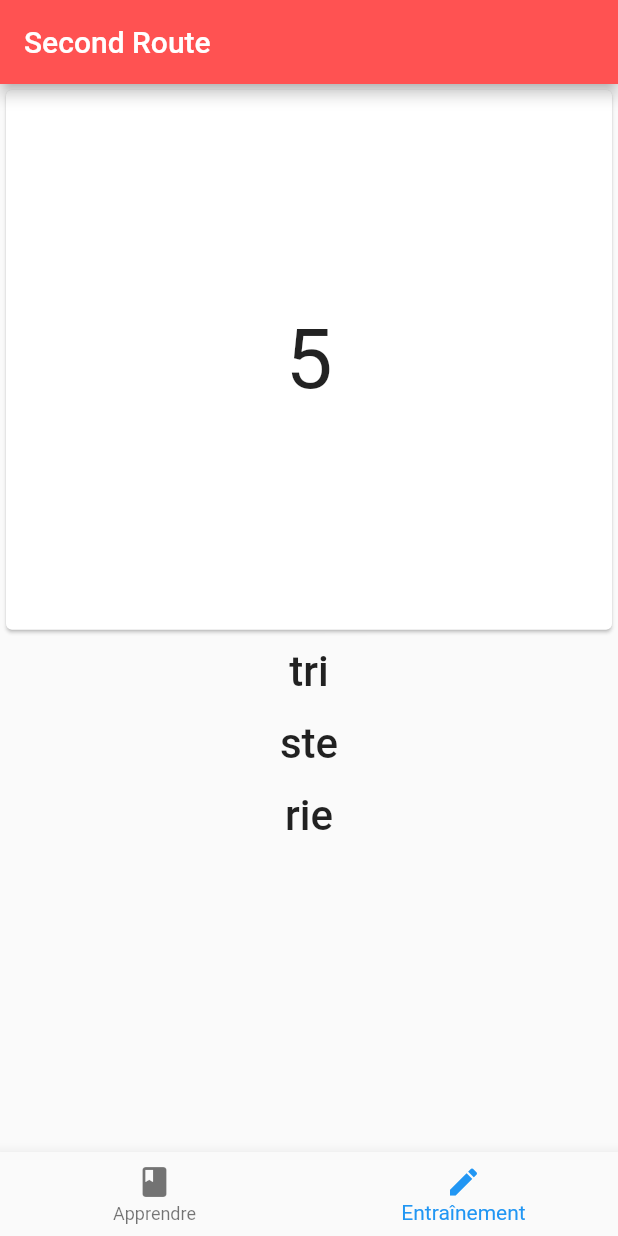
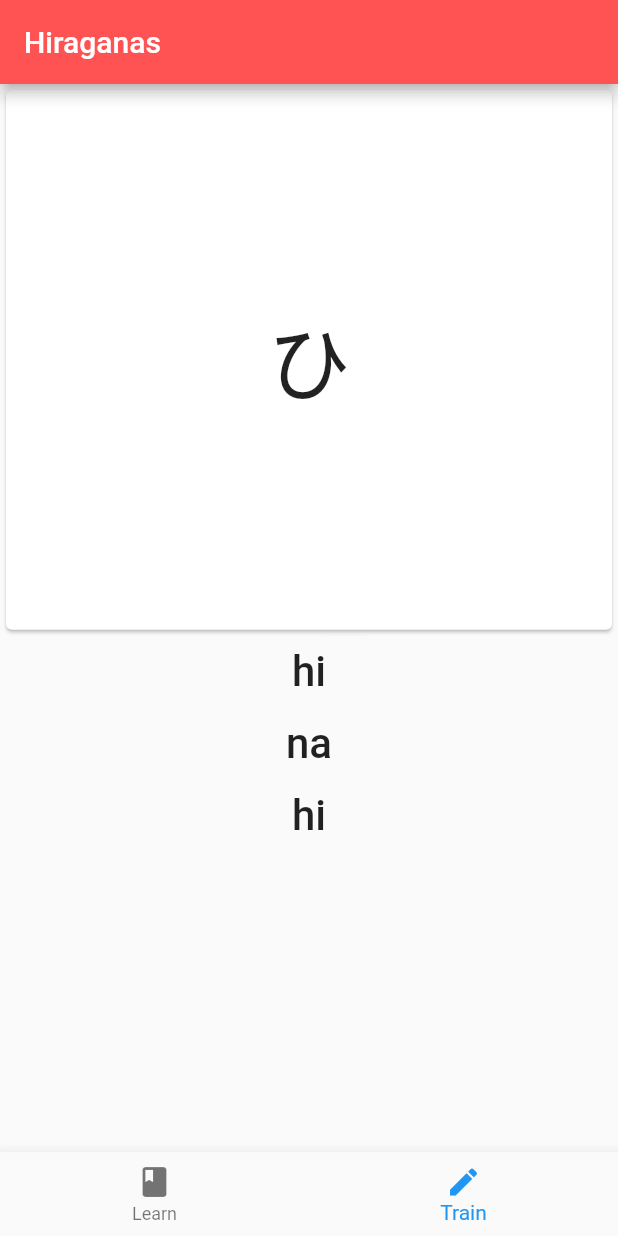
Before and after one commit to JonathanRN/ProgrammationMobile2_TP3, a Flutter app: the screen it shows after launch, item 2 of the bottom bar chosen, on a phone screen of 412 x 824 dp. Run offline on Flutter 3.47's test engine with Material 2 defaults, Android fonts, the phone set to English and light mode, and no system bars.

Commit message:
learn and stateful

```diff
--- a/lib/app/hiragana/hiragana.dart
+++ b/lib/app/hiragana/hiragana.dart
@@ -56,19 +56,28 @@ const Hiraganas = {
   'わ': 'wa',
   'を': 'wo',
 };
+const AMOUNT_OF_POSSIBLE_ANSWERS = 3;
 
 class Question {
-  String question;
-  List<String> answers;
+  String hiragana;
+  List<String> possibleAnswers = List<String>();
 
-  Question({question, answers})
-      : this.question = question, this.answers = answers;
-}
+  Question() {
+    createRandomQuestion();
+  }
 
-class Hiragana {
+  void createRandomQuestion() {
+    possibleAnswers.clear();
 
+    var keys = Hiraganas.keys.toList()..shuffle();
+    hiragana = keys[0];
+    possibleAnswers.add(Hiraganas[hiragana]);
 
-  Question getRandomQuestion() {
+    var values = Hiraganas.values.toList()..shuffle();
+    for (var i = 0; i < AMOUNT_OF_POSSIBLE_ANSWERS - 1; i++) {
+      possibleAnswers.add(values[i]);
+    }
 
+    possibleAnswers.shuffle();
   }
 }
--- a/lib/app/hiragana/hiragana_card.dart
+++ b/lib/app/hiragana/hiragana_card.dart
@@ -19,7 +19,7 @@ class HiraganaCard extends StatelessWidget {
             children: <Widget>[
               Text(
                 _hiragana,
-                textScaleFactor: 9,
+                textScaleFactor: 6.5,
               ),
               Text(
                 _trad,
--- a/lib/app/hiragana/learn_route.dart
+++ b/lib/app/hiragana/learn_route.dart
@@ -10,7 +10,7 @@ class LearnRoute extends StatefulWidget {
   }
 }
 
-class _LearnRouteState extends State<LearnRoute> with AutomaticKeepAliveClientMixin {
+class _LearnRouteState extends State<LearnRoute> {
 
   @override
   Widget build(BuildContext context) {
@@ -35,8 +35,4 @@ class _LearnRouteState extends State<LearnRoute> with AutomaticKeepAliveClientMi
       ),
     );
   }
-
-  // Setting to true will force the tab to never be disposed. This could be dangerous.
-  @override
-  bool get wantKeepAlive => true;
 }
--- a/lib/app/hiragana/practice_route.dart
+++ b/lib/app/hiragana/practice_route.dart
@@ -1,6 +1,8 @@
 import 'package:flutter/material.dart';
+import 'package:tp3/util/strings.dart';
 import 'package:tp3/app/hiragana/question_card.dart';
 import 'package:tp3/app/hiragana/answer_list.dart';
+import 'package:tp3/app/hiragana/hiragana.dart';
 
 class PracticeRoute extends StatefulWidget {
   @override
@@ -10,20 +12,23 @@ class PracticeRoute extends StatefulWidget {
 }
 
 class _PracticeRouteState extends State<PracticeRoute> {
-  List<String> _possibleAnswers = ["tri","ste","rie"];
-
   @override
   Widget build(BuildContext context) {
+    var strings = Strings.of(context);
+    var question = Question();
+
     return Scaffold(
       appBar: AppBar(
-        title: Text("Second Route"),
+        title: Text(strings.title),
       ),
       body: Column(
         children: <Widget>[
           QuestionCard(
-            value: "5",
+            value: question.hiragana,
           ),
-          AnswerList(value: _possibleAnswers,)
+          AnswerList(
+              value: question.possibleAnswers,
+          ),
         ],
       ),
     );
--- a/lib/app/home/home.dart
+++ b/lib/app/home/home.dart
@@ -1,4 +1,5 @@
 import 'package:flutter/material.dart';
+import 'package:tp3/util/strings.dart';
 import 'package:tp3/app/hiragana/learn_route.dart';
 import 'package:tp3/app/hiragana/practice_route.dart';
 
@@ -9,17 +10,18 @@ class Home extends StatefulWidget {
   }
 }
 
-class _HomeState extends State<Home> with AutomaticKeepAliveClientMixin {
+class _HomeState extends State<Home> {
   int _currentRouteIndex = 0;
-  var routes = [
-    new LearnRoute(),
-    new PracticeRoute()
-  ];
+  var routes = [LearnRoute(), PracticeRoute()];
 
   @override
   Widget build(BuildContext context) {
+    var strings = Strings.of(context);
     return Scaffold(
-      body: routes[_currentRouteIndex],
+        body: IndexedStack(
+          children: routes,
+          index: _currentRouteIndex,
+        ),
         bottomNavigationBar: BottomNavigationBar(
           currentIndex: _currentRouteIndex,
           onTap: (index) {
@@ -30,17 +32,13 @@ class _HomeState extends State<Home> with AutomaticKeepAliveClientMixin {
           items: [
             new BottomNavigationBarItem(
               icon: new Icon(Icons.book),
-            title: new Text('Apprendre'),
+              title: new Text(strings.learn),
             ),
             new BottomNavigationBarItem(
               icon: new Icon(Icons.create),
-            title: new Text('Entraînement'),
+              title: new Text(strings.train),
             )
           ],
-      )
-    );
+        ));
   }
-  // Setting to true will force the tab to never be disposed. This could be dangerous.
-  @override
-  bool get wantKeepAlive => true;
 }
```
Lines whose indentation alone changed are shown as unchanged.
